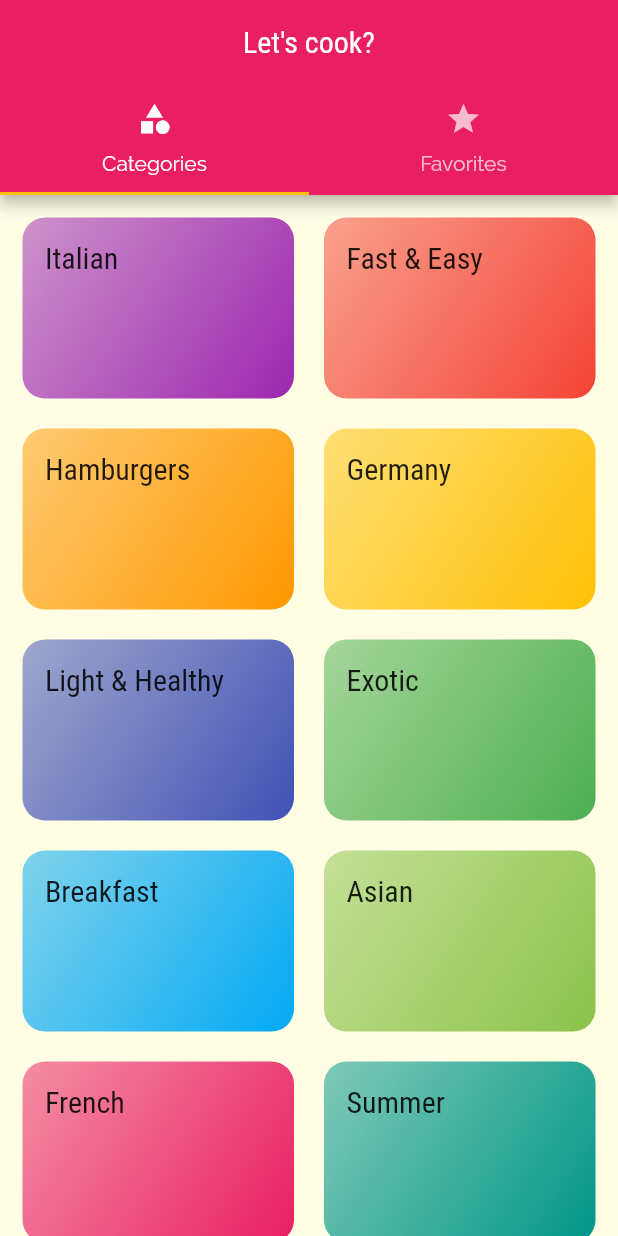
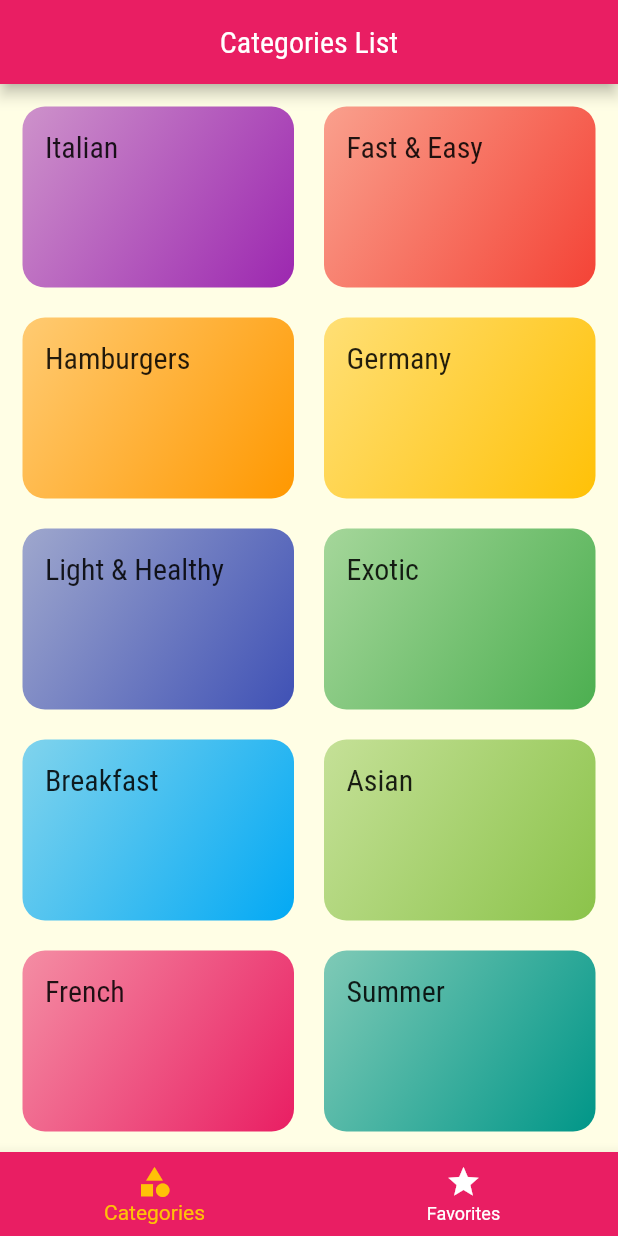
Before and after one commit to santclear/meals, a Flutter app: the screen it shows after launch, on a phone screen of 412 x 824 dp. Run offline on Flutter 3.47's test engine with Material 2 defaults, Android fonts, the phone set to English and light mode, and no system bars.

Commit message:
18 - Refactored TabsScreen widget to use BottomNavigationBar for improved tab bar functionality, replacing DefaultTabController. Updated tab labels and icons for a more user-friendly experience.

```diff
--- a/lib/screens/tabs_screen.dart
+++ b/lib/screens/tabs_screen.dart
@@ -2,38 +2,61 @@ import 'package:flutter/material.dart';
 import 'package:meals/screens/categories_screen.dart';
 import 'package:meals/screens/favorite_screen.dart';
 
-class TabsScreen extends StatelessWidget {
+class TabsScreen extends StatefulWidget {
   const TabsScreen({super.key});
 
   @override
+  State<TabsScreen> createState() => _TabsScreenState();
+}
+
+class _TabsScreenState extends State<TabsScreen> {
+  int _selectedScreenIndex = 0;
+
+  final List<Map<String, Object>> _screens = [
+    {
+      'title': 'Categories List',
+      'screen': const CategoriesScreen(),
+    },
+    {
+      'title': 'My Favorites',
+      'screen': const FavoriteScreen(),
+    },
+  ];
+
+  _selectScreen(int index) {
+    setState(() {
+      _selectedScreenIndex = index;
+    });
+  }
+
+  @override
   Widget build(BuildContext context) {
-    return DefaultTabController(
-      length: 2,
-      child: Scaffold(
-        appBar: AppBar(
-          title: const Center(
-            child: Text('Let\'s cook?'),
-          ),
-          bottom: const TabBar(
-            tabs: [
-              Tab(
-                icon: Icon(Icons.category),
-                text: 'Categories',
-              ),
-              Tab(
-                icon: Icon(Icons.star),
-                text: 'Favorites',
-              ),
-            ],
-          ),
-        ),
-        body: const TabBarView(
-          children: [
-            CategoriesScreen(),
-            FavoriteScreen(),
-          ],
+    return Scaffold(
+      appBar: AppBar(
+        title: Center(
+          child: Text(_screens[_selectedScreenIndex]['title'] as String),
         ),
       ),
+      body: _screens[_selectedScreenIndex]['screen'] as Widget,
+      bottomNavigationBar: BottomNavigationBar(
+          onTap: _selectScreen,
+          backgroundColor: Theme.of(context).primaryColor,
+          unselectedItemColor: Colors.white,
+          selectedItemColor: Theme.of(context).colorScheme.secondary,
+          currentIndex: _selectedScreenIndex,
+          // type: BottomNavigationBarType.shifting,
+          items: const [
+            BottomNavigationBarItem(
+              // backgroundColor: Theme.of(context).primaryColor,
+              icon: Icon(Icons.category),
+              label: 'Categories',
+            ),
+            BottomNavigationBarItem(
+              // backgroundColor: Theme.of(context).primaryColor,
+              icon: Icon(Icons.star),
+              label: 'Favorites',
+            ),
+          ]),
     );
   }
 }
```
